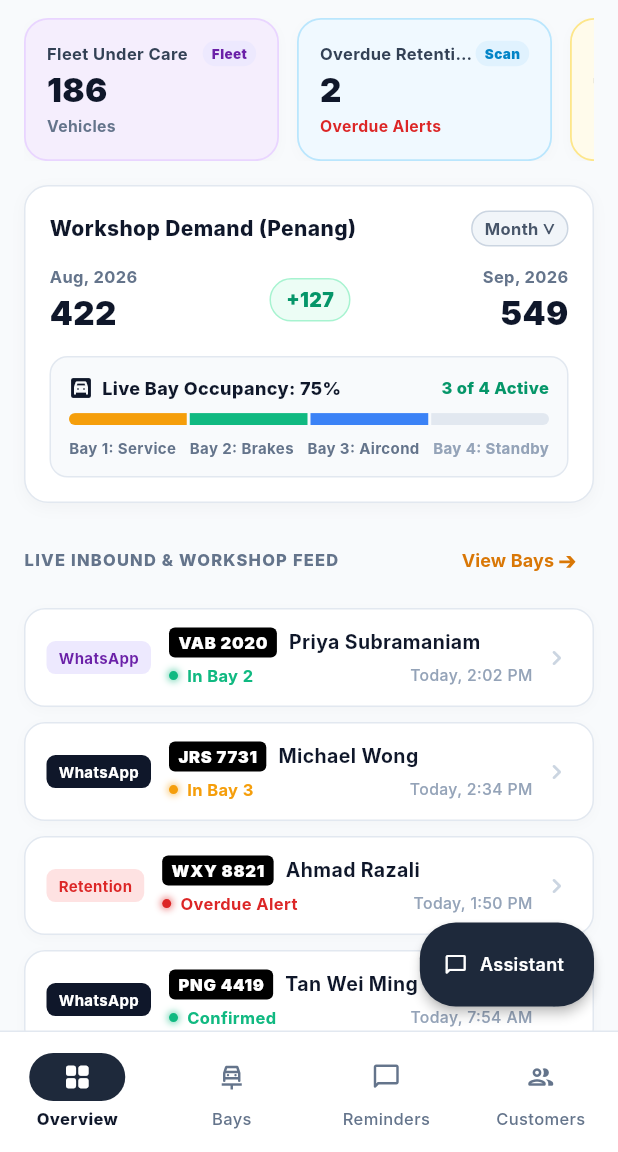
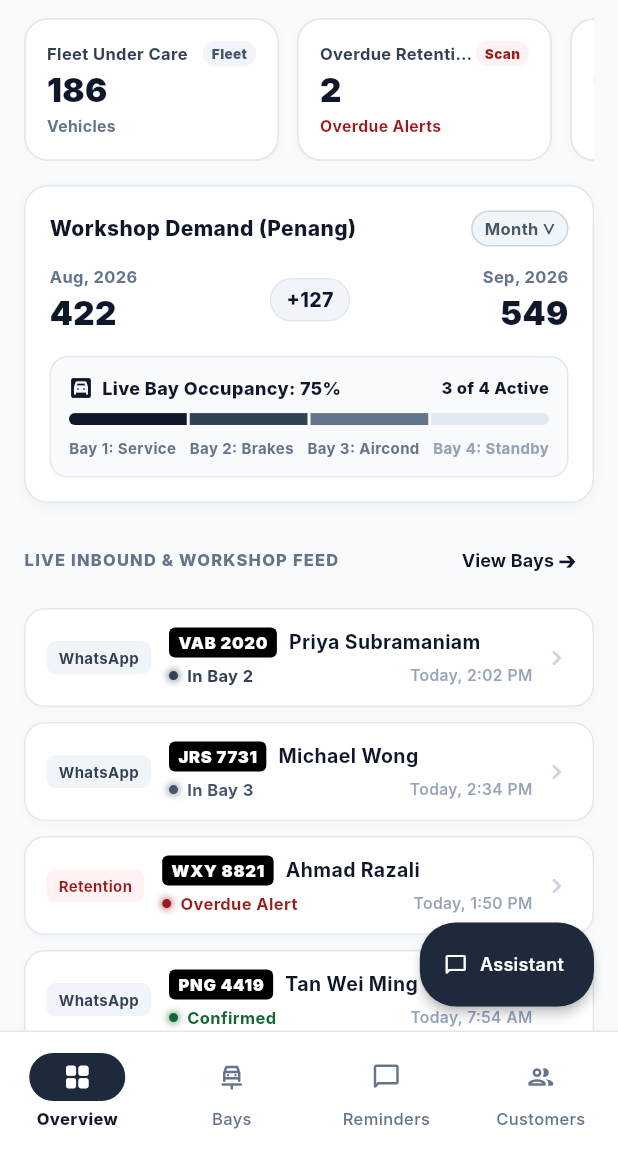
Before and after one commit to airiel51/SmartCRM, a Flutter app: the screen it shows after launch, on a phone screen of 412 x 824 dp, the part 84-1236 px from its top. Run offline on Flutter 3.47's test engine with Material 3 defaults, Android fonts, the phone set to English and light mode, and no system bars; network calls fail; Roboto replaces fonts that are missing (Inter).

Commit message:
style(mobile): desaturate mobile screens with executive slate palette

```diff
--- a/mobile/lib/main.dart
+++ b/mobile/lib/main.dart
@@ -20,11 +20,11 @@ class ApexAutoWorksApp extends StatelessWidget {
       theme: ThemeData(
         brightness: Brightness.light,
         scaffoldBackgroundColor: const Color(0xFFF8FAFC),
-        primaryColor: const Color(0xFFF59E0B),
+        primaryColor: const Color(0xFF0F172A),
         cardColor: Colors.white,
         colorScheme: const ColorScheme.light(
-          primary: Color(0xFFF59E0B),
-          secondary: Color(0xFF1E293B),
+          primary: Color(0xFF0F172A),
+          secondary: Color(0xFF475569),
           surface: Colors.white,
         ),
         fontFamily: 'Inter',
--- a/mobile/lib/screens/dashboard_screen.dart
+++ b/mobile/lib/screens/dashboard_screen.dart
@@ -87,7 +87,7 @@ class _DashboardScreenState extends State<DashboardScreen> with SingleTickerProv
                 children: [
                   CircleAvatar(
                     radius: 28,
-                    backgroundColor: const Color(0xFFF59E0B),
+                    backgroundColor: const Color(0xFF0F172A),
                     child: Text(
                       c['initials'] ?? 'PS',
                       style: const TextStyle(color: Colors.white, fontWeight: FontWeight.bold, fontSize: 18),
@@ -282,7 +282,7 @@ class _DashboardScreenState extends State<DashboardScreen> with SingleTickerProv
               onRefresh: _loadDashboardData,
               color: const Color(0xFFF59E0B),
               child: ListView(
-                padding: const EdgeInsets.symmetric(horizontal: 16, vertical: 12),
+                padding: const EdgeInsets.fromLTRB(16, 12, 16, 96),
                 children: [
                   // 1. Horizontal Pastel Metric Cards (Lilac, Sky Blue, Honey) with Entrance Slide
                   SlideTransition(
@@ -300,10 +300,10 @@ class _DashboardScreenState extends State<DashboardScreen> with SingleTickerProv
                               tag: 'Fleet',
                               value: '186',
                               unit: 'Vehicles',
-                              bgColor: const Color(0xFFF5EEFD),
-                              borderColor: const Color(0xFFE9D5FF),
-                              tagBg: const Color(0xFFEDE9FE),
-                              tagTextColor: const Color(0xFF6B21A8),
+                              bgColor: Colors.white,
+                              borderColor: const Color(0xFFE2E8F0),
+                              tagBg: const Color(0xFFF1F5F9),
+                              tagTextColor: const Color(0xFF475569),
                               valueColor: const Color(0xFF0F172A),
                               unitColor: const Color(0xFF64748B),
                               onTap: () => widget.onNavigateTab(3),
@@ -314,12 +314,12 @@ class _DashboardScreenState extends State<DashboardScreen> with SingleTickerProv
                               tag: 'Scan',
                               value: '2',
                               unit: 'Overdue Alerts',
-                              bgColor: const Color(0xFFF0F9FF),
-                              borderColor: const Color(0xFFBAE6FD),
-                              tagBg: const Color(0xFFE0F2FE),
-                              tagTextColor: const Color(0xFF0284C7),
+                              bgColor: Colors.white,
+                              borderColor: const Color(0xFFE2E8F0),
+                              tagBg: const Color(0xFFFEF2F2),
+                              tagTextColor: const Color(0xFF991B1B),
                               valueColor: const Color(0xFF0F172A),
-                              unitColor: const Color(0xFFDC2626),
+                              unitColor: const Color(0xFF991B1B),
                               onTap: () => widget.onNavigateTab(2),
                             ),
                             const SizedBox(width: 12),
@@ -328,12 +328,12 @@ class _DashboardScreenState extends State<DashboardScreen> with SingleTickerProv
                               tag: 'Bays',
                               value: '74.2%',
                               unit: 'Loyalty Benchmark',
-                              bgColor: const Color(0xFFFFFBEB),
-                              borderColor: const Color(0xFFFDE68A),
-                              tagBg: const Color(0xFFFEF3C7),
-                              tagTextColor: const Color(0xFFD97706),
+                              bgColor: Colors.white,
+                              borderColor: const Color(0xFFE2E8F0),
+                              tagBg: const Color(0xFFF0FDF4),
+                              tagTextColor: const Color(0xFF166534),
                               valueColor: const Color(0xFF0F172A),
-                              unitColor: const Color(0xFF16A34A),
+                              unitColor: const Color(0xFF166534),
                               onTap: () => widget.onNavigateTab(1),
                             ),
                           ],
@@ -397,11 +397,11 @@ class _DashboardScreenState extends State<DashboardScreen> with SingleTickerProv
                                 Container(
                                   padding: const EdgeInsets.symmetric(horizontal: 10, vertical: 4),
                                   decoration: BoxDecoration(
-                                    color: const Color(0xFFECFDF5),
+                                    color: const Color(0xFFF1F5F9),
                                     borderRadius: BorderRadius.circular(20),
-                                    border: Border.all(color: const Color(0xFFA7F3D0)),
+                                    border: Border.all(color: const Color(0xFFE2E8F0)),
                                   ),
-                                  child: const Text('+127', style: TextStyle(color: Color(0xFF059669), fontWeight: FontWeight.w900, fontSize: 13)),
+                                  child: const Text('+127', style: TextStyle(color: Color(0xFF0F172A), fontWeight: FontWeight.w800, fontSize: 13)),
                                 ),
                                 Column(
                                   crossAxisAlignment: CrossAxisAlignment.end,
@@ -434,7 +434,7 @@ class _DashboardScreenState extends State<DashboardScreen> with SingleTickerProv
                                           Text('Live Bay Occupancy: 75%', style: TextStyle(fontWeight: FontWeight.w800, fontSize: 12, color: Color(0xFF0F172A))),
                                         ],
                                       ),
-                                      const Text('3 of 4 Active', style: TextStyle(color: Color(0xFF059669), fontWeight: FontWeight.w800, fontSize: 11)),
+                                      const Text('3 of 4 Active', style: TextStyle(color: Color(0xFF0F172A), fontWeight: FontWeight.w800, fontSize: 11)),
                                     ],
                                   ),
                                   const SizedBox(height: 8),
@@ -444,11 +444,11 @@ class _DashboardScreenState extends State<DashboardScreen> with SingleTickerProv
                                       height: 8,
                                       child: Row(
                                         children: [
-                                          Expanded(flex: 1, child: Container(color: const Color(0xFFF59E0B))),
+                                          Expanded(flex: 1, child: Container(color: const Color(0xFF0F172A))),
                                           const SizedBox(width: 2),
-                                          Expanded(flex: 1, child: Container(color: const Color(0xFF10B981))),
+                                          Expanded(flex: 1, child: Container(color: const Color(0xFF334155))),
                                           const SizedBox(width: 2),
-                                          Expanded(flex: 1, child: Container(color: const Color(0xFF3B82F6))),
+                                          Expanded(flex: 1, child: Container(color: const Color(0xFF64748B))),
                                           const SizedBox(width: 2),
                                           Expanded(flex: 1, child: Container(color: const Color(0xFFE2E8F0))),
                                         ],
@@ -486,7 +486,7 @@ class _DashboardScreenState extends State<DashboardScreen> with SingleTickerProv
                       ),
                       TextButton(
                         onPressed: () => widget.onNavigateTab(1),
-                        child: const Text('View Bays ➔', style: TextStyle(color: Color(0xFFD97706), fontSize: 12, fontWeight: FontWeight.bold)),
+                        child: const Text('View Bays ➔', style: TextStyle(color: Color(0xFF0F172A), fontSize: 12, fontWeight: FontWeight.bold)),
                       ),
                     ],
                   ),
@@ -497,14 +497,14 @@ class _DashboardScreenState extends State<DashboardScreen> with SingleTickerProv
                   _buildFeedCard(
                     index: 0,
                     type: 'WhatsApp',
-                    typeColor: const Color(0xFFEDE9FE),
-                    typeTextColor: const Color(0xFF6B21A8),
+                    typeColor: const Color(0xFFF1F5F9),
+                    typeTextColor: const Color(0xFF334155),
                     phone: '+60 16-554 2190',
                     name: 'Priya Subramaniam',
                     plate: 'VAB 2020',
                     destination: 'Apex AutoWorks PIC',
                     status: 'In Bay 2',
-                    statusColor: const Color(0xFF10B981),
+                    statusColor: const Color(0xFF334155),
                     time: 'Today, 2:02 PM',
                     onTap: () => _showCustomerInspector({
                       'initials': 'PS',
@@ -516,14 +516,14 @@ class _DashboardScreenState extends State<DashboardScreen> with SingleTickerProv
                   _buildFeedCard(
                     index: 1,
                     type: 'WhatsApp',
-                    typeColor: const Color(0xFF0F172A),
-                    typeTextColor: Colors.white,
+                    typeColor: const Color(0xFFF1F5F9),
+                    typeTextColor: const Color(0xFF334155),
                     phone: '+60 19-411 9832',
                     name: 'Michael Wong',
                     plate: 'JRS 7731',
                     destination: 'Apex AutoWorks PIC',
                     status: 'In Bay 3',
-                    statusColor: const Color(0xFFF59E0B),
+                    statusColor: const Color(0xFF475569),
                     time: 'Today, 2:34 PM',
                     onTap: () => _showCustomerInspector({
                       'initials': 'MW',
@@ -535,14 +535,14 @@ class _DashboardScreenState extends State<DashboardScreen> with SingleTickerProv
                   _buildFeedCard(
                     index: 2,
                     type: 'Retention',
-                    typeColor: const Color(0xFFFEE2E2),
-                    typeTextColor: const Color(0xFFDC2626),
+                    typeColor: const Color(0xFFFEF2F2),
+                    typeTextColor: const Color(0xFF991B1B),
                     phone: '+60 12-345 6789',
                     name: 'Ahmad Razali',
                     plate: 'WXY 8821',
                     destination: 'Service Reminder',
                     status: 'Overdue Alert',
-                    statusColor: const Color(0xFFDC2626),
+                    statusColor: const Color(0xFF991B1B),
                     time: 'Today, 1:50 PM',
                     onTap: () => _showCustomerInspector({
                       'initials': 'AR',
@@ -554,14 +554,14 @@ class _DashboardScreenState extends State<DashboardScreen> with SingleTickerProv
                   _buildFeedCard(
                     index: 3,
                     type: 'WhatsApp',
-                    typeColor: const Color(0xFF0F172A),
-                    typeTextColor: Colors.white,
+                    typeColor: const Color(0xFFF1F5F9),
+                    typeTextColor: const Color(0xFF334155),
                     phone: '+60 17-882 1902',
                     name: 'Tan Wei Ming',
                     plate: 'PNG 4419',
                     destination: 'Apex AutoWorks PIC',
                     status: 'Confirmed',
-                    statusColor: const Color(0xFF10B981),
+                    statusColor: const Color(0xFF166534),
                     time: 'Today, 7:54 AM',
                     onTap: () => _showCustomerInspector({
                       'initials': 'WM',
```
Also changed, not shown: mobile/lib/screens/bays_screen.dart (+34 -34 lines), mobile/lib/screens/fleet_screen.dart (+8 -8 lines), mobile/lib/screens/intake_screen.dart (+10 -9 lines), mobile/lib/screens/retention_screen.dart (+11 -11 lines), 1 other file.
